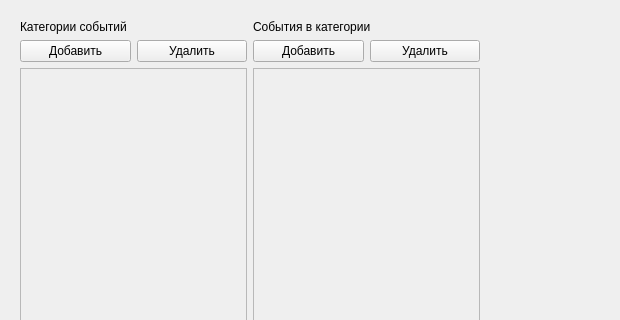
Above: ui/user/MainMenuWidget.ui from xamlo721/SecurityHelper before the change; both pictures show x 0 to 620 and y 0 to 320 of the 960 by 540 pixel window. Below: the same form after it.
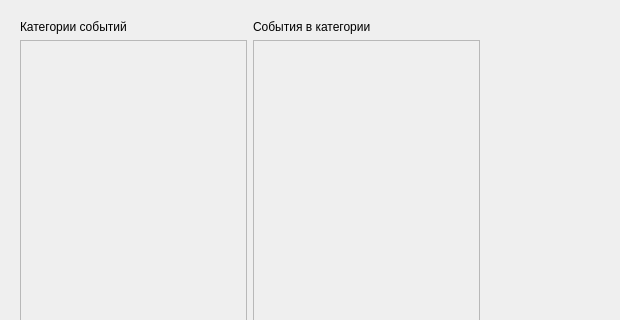
That is the form after the change.

Commit message: remove admin functions from user

Diff of the .ui file:
```diff
--- a/ui/user/MainMenuWidget.ui
+++ b/ui/user/MainMenuWidget.ui
@@ -14,151 +14,11 @@
    <string>Form</string>
   </property>
   <layout class="QGridLayout" name="gridLayout_2">
-   <item row="0" column="1">
+   <item row="0" column="0">
     <widget class="QStackedWidget" name="stackedWidget">
      <property name="currentIndex">
       <number>0</number>
      </property>
-     <widget class="QWidget" name="widget_admin_main_menu">
-      <layout class="QGridLayout" name="gridLayout_5">
-       <item row="0" column="0">
-        <layout class="QVBoxLayout" name="verticalLayout_categories_2">
-         <item>
-          <widget class="QLabel" name="label_categories_title_2">
-           <property name="text">
-            <string>Категории событий</string>
-           </property>
-          </widget>
-         </item>
-         <item>
-          <layout class="QGridLayout" name="gridLayout_3">
-           <item row="0" column="0">
-            <widget class="QPushButton" name="pushButton_add_category">
-             <property name="text">
-              <string>Добавить</string>
-             </property>
-            </widget>
-           </item>
-           <item row="0" column="1">
-            <widget class="QPushButton" name="pushButton_delete_categories">
-             <property name="text">
-              <string>Удалить</string>
-             </property>
-            </widget>
-           </item>
-          </layout>
-         </item>
-         <item>
-          <widget class="QScrollArea" name="scrollArea_categories_2">
-           <property name="layoutDirection">
-            <enum>Qt::LeftToRight</enum>
-           </property>
-           <property name="widgetResizable">
-            <bool>true</bool>
-           </property>
-           <widget class="QWidget" name="scrollAreaWidgetContents_categories_2">
-            <property name="geometry">
-             <rect>
-              <x>0</x>
-              <y>0</y>
-              <width>223</width>
-              <height>446</height>
-             </rect>
-            </property>
-           </widget>
-          </widget>
-         </item>
-        </layout>
-       </item>
-       <item row="0" column="1">
-        <layout class="QVBoxLayout" name="verticalLayout_events_2">
-         <item>
-          <widget class="QLabel" name="label_events_title_2">
-           <property name="text">
-            <string>События в категории</string>
-           </property>
-          </widget>
-         </item>
-         <item>
-          <layout class="QGridLayout" name="gridLayout_4">
-           <item row="0" column="0">
-            <widget class="QPushButton" name="pushButton_add_event">
-             <property name="text">
-              <string>Добавить</string>
-             </property>
-            </widget>
-           </item>
-           <item row="0" column="1">
-            <widget class="QPushButton" name="pushButton_delete_events">
-             <property name="text">
-              <string>Удалить</string>
-             </property>
-            </widget>
-           </item>
-          </layout>
-         </item>
-         <item>
-          <widget class="QScrollArea" name="scrollArea_events_2">
-           <property name="widgetResizable">
-            <bool>true</bool>
-           </property>
-           <widget class="QWidget" name="scrollAreaWidgetContents_events_2">
-            <property name="geometry">
-             <rect>
-              <x>0</x>
-              <y>0</y>
-              <width>222</width>
-              <height>446</height>
-             </rect>
-            </property>
-           </widget>
-          </widget>
-         </item>
-        </layout>
-       </item>
-       <item row="0" column="2">
-        <spacer name="horizontalSpacer_2">
-         <property name="orientation">
-          <enum>Qt::Horizontal</enum>
-         </property>
-         <property name="sizeHint" stdset="0">
-          <size>
-           <width>224</width>
-           <height>20</height>
-          </size>
-         </property>
-        </spacer>
-       </item>
-       <item row="0" column="3">
-        <layout class="QVBoxLayout" name="verticalLayout_selectes_eventes_2">
-         <item>
-          <widget class="QLabel" name="label_selectes_eventes_title_2">
-           <property name="text">
-            <string>Выбранные события</string>
-           </property>
-          </widget>
-         </item>
-         <item>
-          <widget class="QScrollArea" name="scrollArea_selectes_eventes_2">
-           <property name="widgetResizable">
-            <bool>true</bool>
-           </property>
-           <widget class="QWidget" name="scrollAreaWidgetContents_selectes_eventes_2">
-            <property name="geometry">
-             <rect>
-              <x>0</x>
-              <y>0</y>
-              <width>222</width>
-              <height>478</height>
-             </rect>
-            </property>
-           </widget>
-          </widget>
-         </item>
-        </layout>
-       </item>
-      </layout>
-     </widget>
      <widget class="QWidget" name="widget_user_main_menu">
       <layout class="QGridLayout" name="gridLayout">
        <item row="0" column="0">
```
The commit also changes 7 other files.
